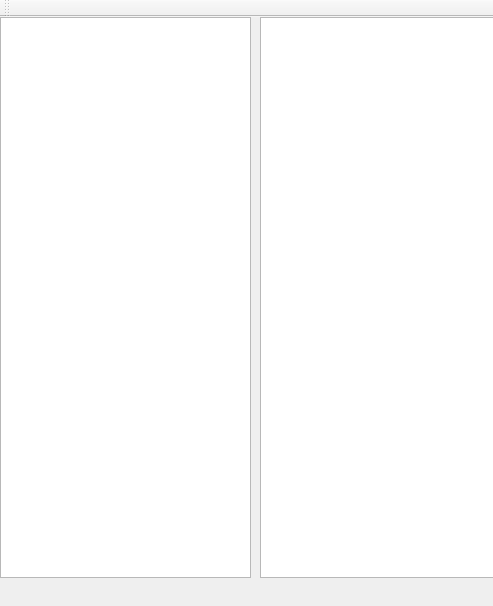
The window that src/ui/mainwindow.ui (andreevlex/training-url-database) describes before a commit, drawn with Qt 5; both pictures show x 0 to 493 and y 0 to 606 of the 965 by 606 pixel window.
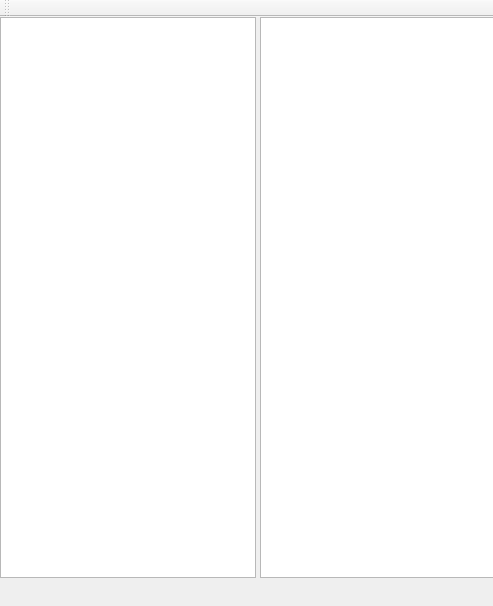
The same window after the commit.

The edit to the form file:
```diff
--- a/src/ui/mainwindow.ui
+++ b/src/ui/mainwindow.ui
@@ -29,7 +29,7 @@
      <rect>
       <x>0</x>
       <y>0</y>
-      <width>251</width>
+      <width>256</width>
       <height>561</height>
      </rect>
     </property>
```
Left out of the diff: 8 changed lines with no effect on the pictures.
